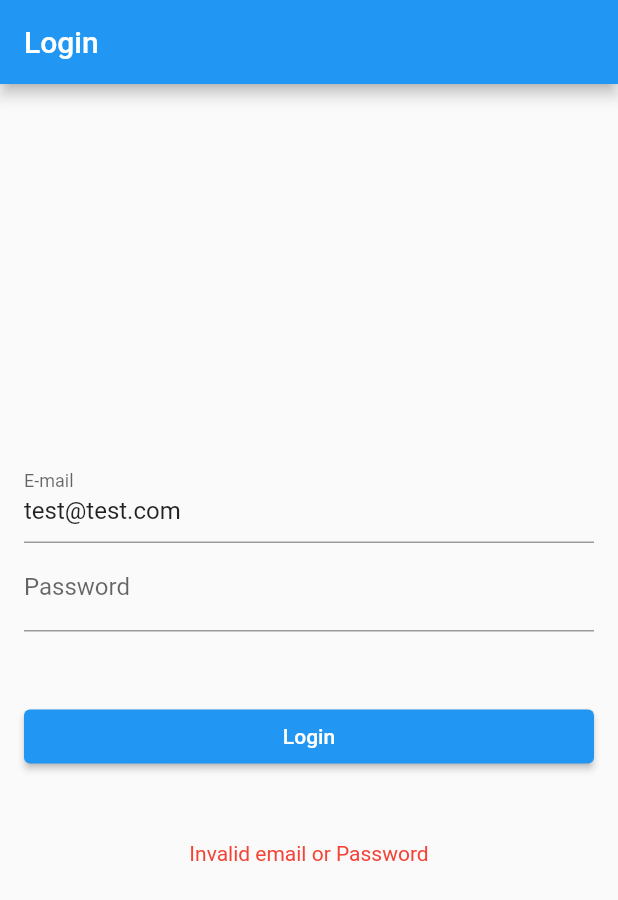
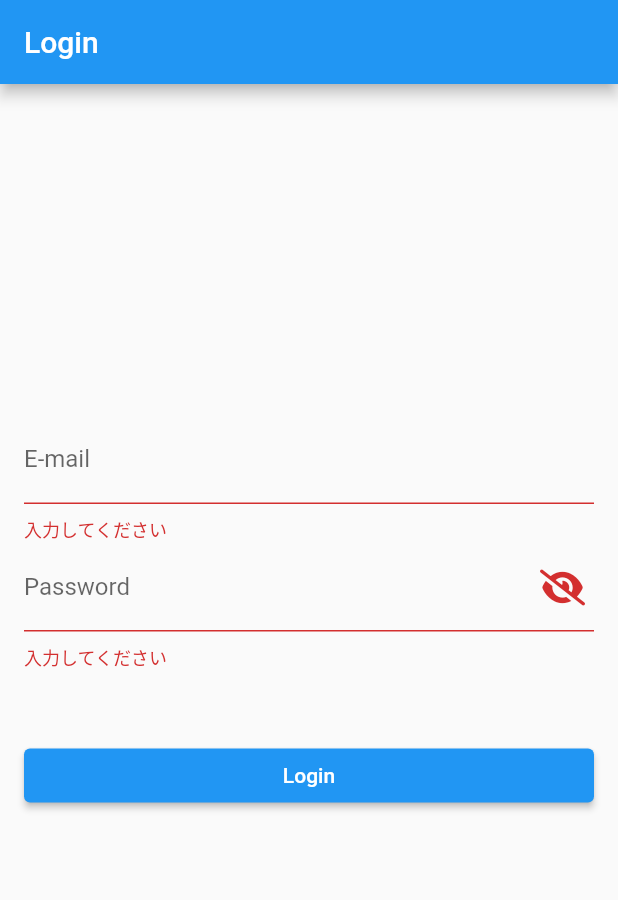
Before and after one commit to Thirosue/flutter_with_getx, a Flutter app: the screen it shows after launch, after a tap on "Login", on a phone screen of 412 x 824 dp. Shown: the top 900 px of the screen. Run offline on Flutter 3.47's test engine with Material 2 defaults, Android fonts, the phone set to English and light mode, and no system bars; our stand-ins replace dio, font_awesome_flutter, freezed_annotation, get.

```diff
--- /dev/null
+++ b/lib/data/model/local_state.dart
@@ -0,0 +1,20 @@
+// ignore: unused_import
+import 'package:flutter/foundation.dart';
+import 'package:freezed_annotation/freezed_annotation.dart';
+
+part 'local_state.freezed.dart';
+part 'local_state.g.dart';
+
+@freezed
+class LocalState with _$LocalState {
+  const factory LocalState({
+    required String name,
+    List<String>? roles,
+    String? idToken,
+    String? refreshToken,
+    String? accessToken,
+  }) = _LocalState;
+
+  factory LocalState.fromJson(Map<String, dynamic> json) =>
+      _$LocalStateFromJson(json);
+}
--- a/lib/data/repository/auth_repository.dart
+++ b/lib/data/repository/auth_repository.dart
@@ -26,7 +26,10 @@ class AuthRepository {
     ),
   );
 
-  Future<ApiResponse> auth() async {
+  Future<ApiResponse> auth({
+    required String email,
+    required String password,
+  }) async {
     Response response;
     response = await dio.get(
       '/auth.post.json',
--- a/lib/ui/login/login_controller.dart
+++ b/lib/ui/login/login_controller.dart
@@ -1,19 +1,21 @@
 import 'package:flutter/material.dart';
 import 'package:flutter_with_getx/data/model/response/session.dart';
+import 'package:flutter_with_getx/data/model/local_state.dart';
 import 'package:flutter_with_getx/data/repository/auth_repository.dart';
 import 'package:get/get.dart';
 
 enum FormStatus { idle, loading, error, success }
 
 class LoginController extends GetxController {
-  final AuthRepository repository;
+  final AuthRepository authRepository;
   final message = ''.obs;
   final status = (FormStatus.idle).obs;
+  final showPassword = false.obs;
 
-  final emailController = TextEditingController(text: 'test@test.com');
-  final passwordController = TextEditingController();
+  final email = ''.obs;
+  final password = ''.obs;
 
-  LoginController(this.repository);
+  LoginController(this.authRepository);
 
   @override
   void onInit() {
@@ -25,41 +27,53 @@ class LoginController extends GetxController {
     });
   }
 
-  @override
-  void onClose() {
-    emailController.dispose();
-    passwordController.dispose();
-    super.onClose();
+  void login() async {
+    status.value = FormStatus.loading;
+    debugPrint('email: ${email.value}, password: ${password.value}');
+
+    final results = await authRepository.auth(
+      email: email.value,
+      password: password.value,
+    );
+    debugPrint(results.toString());
+
+    final session = Session.toList(results.data!).first;
+    final state = LocalState(
+      name: '${session.firstName} ${session.lastName}',
+      idToken: session.idToken,
+      refreshToken: session.refreshToken,
+      accessToken: session.accessToken,
+    );
+
+    debugPrint(state.toString());
+
+    message.value = 'OK. Loading screen...';
+    await wait(seconds: 1);
+    status.value = FormStatus.success;
   }
 
-  void login() async {
-    status.value = FormStatus.idle;
-    message.value = 'Cheking input...';
-    await wait(seconds: 1);
-    _validate();
-
-    if (FormStatus.idle == status.value) {
-      status.value = FormStatus.loading;
-
-      final results = await repository.auth();
-      debugPrint(results.toString());
-
-      final session = Session.toList(results.data!);
-      debugPrint(session.first.toString());
-
-      message.value = 'OK. Loading screen...';
-      await wait(seconds: 1);
-      status.value = FormStatus.success;
+  String? emailValidator(String? value) {
+    if (value == null || value.isEmpty) {
+      return '入力してください';
     }
+    if (!GetUtils.isEmail(value)) {
+      return 'E-mailを入力してください';
+    }
+    return null;
   }
 
-  void _validate() {
-    final isNotEmail = !GetUtils.isEmail(emailController.text.trim());
-    final isNotPassword = passwordController.text.trim().length < 8;
-    if (isNotEmail || isNotPassword) {
-      status.value = FormStatus.error;
-      message.value = 'Invalid email or Password';
+  String? passwordValidator(String? value) {
+    if (value == null || value.isEmpty) {
+      return '入力してください';
     }
+    if (value.length < 8) {
+      return '8文字以上で入力してください';
+    }
+    return null;
+  }
+
+  void togglePasswordVisible() {
+    showPassword.value = !showPassword.value;
   }
 }
 
--- a/lib/ui/login/login_page.dart
+++ b/lib/ui/login/login_page.dart
@@ -1,10 +1,12 @@
 import 'package:flutter/material.dart';
 import 'package:flutter_with_getx/data/repository/auth_repository.dart';
 import 'package:flutter_with_getx/ui/login/login_controller.dart';
+import 'package:font_awesome_flutter/font_awesome_flutter.dart';
 import 'package:get/get.dart';
 
 class LoginPage extends StatelessWidget {
   LoginPage({Key? key}) : super(key: key);
+  final _formKey = GlobalKey<FormState>();
 
   final controller = Get.put(LoginController(AuthRepository()));
 
@@ -16,19 +18,32 @@ class LoginPage extends StatelessWidget {
       ),
       body: Container(
         padding: const EdgeInsets.all(16),
+        child: Form(
+          key: _formKey,
           child: Column(
             mainAxisAlignment: MainAxisAlignment.center,
-          children: [
-            TextField(
-              controller: controller.emailController,
+            children: <Widget>[
+              TextFormField(
                 decoration: const InputDecoration(
                   labelText: 'E-mail',
                 ),
+                validator: controller.emailValidator,
+                onSaved: (value) => controller.email.value = value!,
               ),
-            TextField(
-              controller: controller.passwordController,
-              decoration: const InputDecoration(
+              Obx(
+                () => TextFormField(
+                  obscureText: !controller.showPassword.value,
+                  decoration: InputDecoration(
                     labelText: 'Password',
+                    suffixIcon: IconButton(
+                      icon: Icon(controller.showPassword.value
+                          ? FontAwesomeIcons.solidEye
+                          : FontAwesomeIcons.solidEyeSlash),
+                      onPressed: controller.togglePasswordVisible,
+                    ),
+                  ),
+                  validator: controller.passwordValidator,
+                  onSaved: (value) => controller.password.value = value!,
                 ),
               ),
               const SizedBox(
@@ -39,8 +54,12 @@ class LoginPage extends StatelessWidget {
                 child: Padding(
                   padding: const EdgeInsets.symmetric(vertical: 16),
                   child: ElevatedButton(
-                  onPressed: controller.login,
                     child: const Text('Login'),
+                    onPressed: () {
+                      if (_formKey.currentState!.validate()) {
+                        controller.login();
+                      }
+                    },
                   ),
                 ),
               ),
@@ -59,6 +78,7 @@ class LoginPage extends StatelessWidget {
             ],
           ),
         ),
+      ),
     );
   }
 }
--- a/pubspec.yaml
+++ b/pubspec.yaml
@@ -37,6 +37,7 @@ dependencies:
   get: ^4.6.1
   dio: ^4.0.6
   freezed_annotation: ^1.1.0
+  font_awesome_flutter: ^10.1.0
 
 dev_dependencies:
   flutter_test:
```
Also changed, not shown: lib/data/model/local_state.freezed.dart (added), lib/data/model/local_state.g.dart (added), pubspec.lock. Lines whose indentation alone changed are shown as unchanged.
